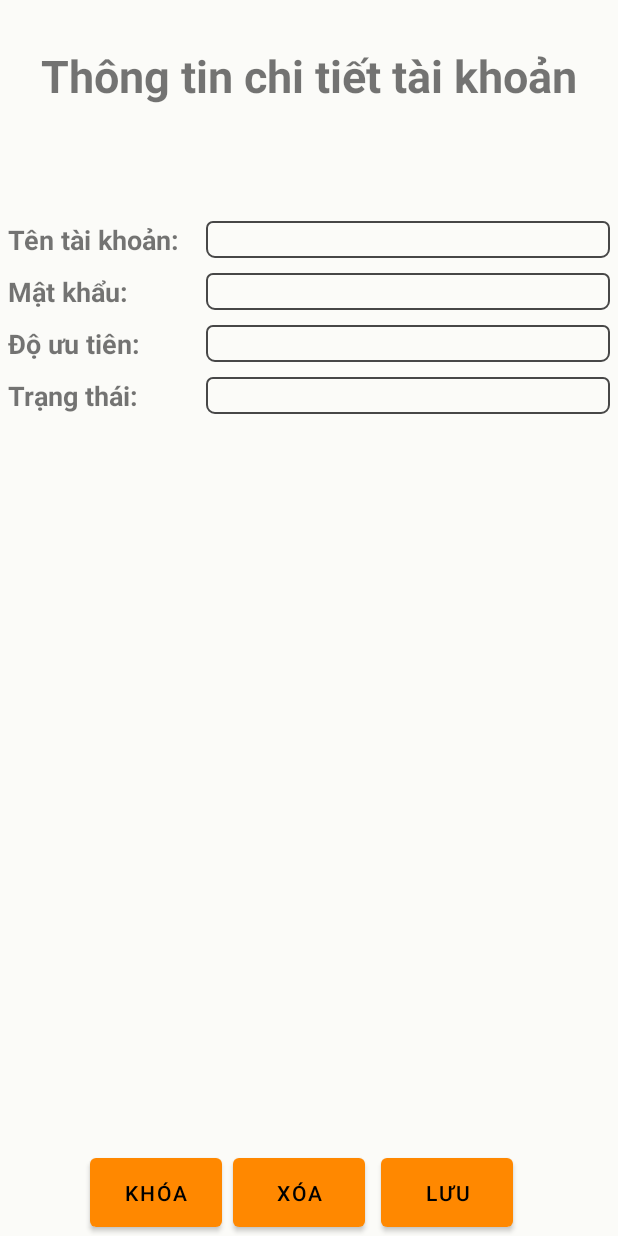
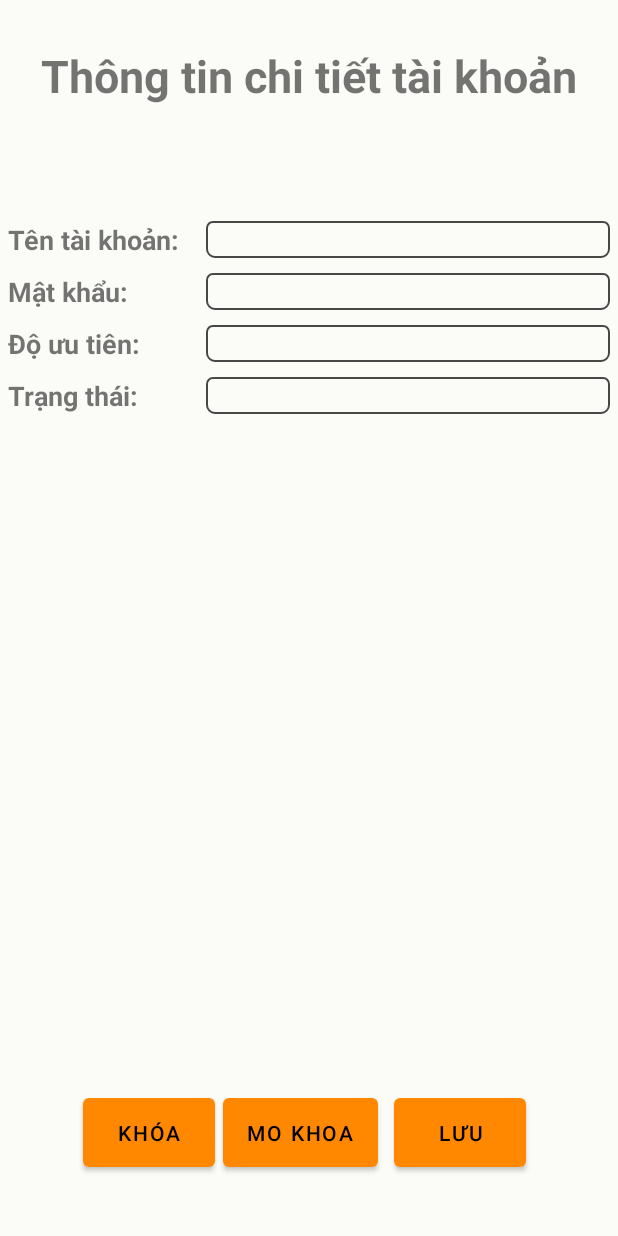
Before and after one commit to itnams/S-Job, an Android app: the ChiTietTaiKhoan screen opened directly, with no data from a screen before it, on a phone screen of 412 x 824 dp. Run offline under Robolectric (Android 15) with nearby library versions, the phone set to English and light mode, and no system bars; our stand-ins replace Firebase (no records; nobody signed in at launch, a user with empty details on screens opened directly).

Commit message:
update Them,Xoa,Sua

```diff
--- a/app/src/main/java/com/example/s_job/GiaoDienChapNhanYCDN.java
+++ b/app/src/main/java/com/example/s_job/GiaoDienChapNhanYCDN.java
@@ -101,8 +101,8 @@ public class GiaoDienChapNhanYCDN extends AppCompatActivity {
                                         if(dstaikhoanyc.get(Integer.parseInt(String.valueOf(position1))).equals((nameUser + " " + phone).toString()))
                                         {
                                             Account account1 = new Account(nameUser,email,passWord,phone,address,position,douutien,trangthai);
-                                            mData.child("User").child(nameUser).setValue(account1);
-                                            mData.child("Pending").child(nameUser).removeValue();
+                                            mData.child("User").child(email.toString().replace("@gmail.com","")).setValue(account1);
+                                            mData.child("Pending").child(email.toString().replace("@gmail.com","")).removeValue();
                                         };
                                     }
 
--- a/app/src/main/java/com/example/s_job/activity/SignUp.java
+++ b/app/src/main/java/com/example/s_job/activity/SignUp.java
@@ -63,6 +63,7 @@ DatabaseReference mData;
                         mData.child("User").child(email.getText().toString().replace("@gmail.com","")).setValue(account);
                     }
                     Toast.makeText(SignUp.this,"Sign Up Success",Toast.LENGTH_SHORT).show();
+                    finish();
                 }
                 else
                 {
--- a/app/src/main/res/layout/activity_chi_tiet_tai_khoan.xml
+++ b/app/src/main/res/layout/activity_chi_tiet_tai_khoan.xml
@@ -109,10 +109,10 @@
 
     </LinearLayout>
 
-    <LinearLayout
+    <RelativeLayout
         android:layout_width="match_parent"
         android:layout_height="match_parent"
-        android:orientation="horizontal"
+        android:gravity="center"
         android:layout_weight="5">
 
         <Button
@@ -120,30 +120,34 @@
             android:layout_width="wrap_content"
             android:layout_height="58sp"
             android:layout_gravity="bottom"
-            android:layout_marginRight="2sp"
+            android:padding="10dp"
             android:text="@string/khoa"
-            android:layout_marginLeft="60sp"
             android:textColor="@color/black"></Button>
 
         <Button
-            android:id="@+id/btnxoa"
+            android:id="@+id/btnmokhoa"
             android:layout_width="wrap_content"
             android:layout_height="58sp"
             android:layout_gravity="bottom"
             android:layout_marginRight="5sp"
             android:layout_marginLeft="5sp"
-            android:text="@string/btnxoa"
+            android:layout_toRightOf="@id/btnkhoa"
+            android:text="Mo khoa"
             android:textColor="@color/black"></Button>
 
+
+
         <Button
-            android:id="@+id/luu"
+            android:id="@+id/btnluu"
             android:layout_width="wrap_content"
             android:layout_height="58sp"
             android:layout_gravity="bottom"
             android:text="@string/luu"
             android:layout_marginLeft="5sp"
             android:layout_marginRight="5sp"
+            android:layout_toRightOf="@id/btnmokhoa"
             android:textColor="@color/black"></Button>
-    </LinearLayout>
+
+    </RelativeLayout>
 
 </LinearLayout>
--- a/app/src/main/res/layout/activity_login.xml
+++ b/app/src/main/res/layout/activity_login.xml
@@ -54,7 +54,7 @@
                 <EditText
                     android:id="@+id/edtuser"
                     android:paddingHorizontal="4dp"
-                    android:hint="Email"
+                    android:hint="User name"
                     android:layout_width="match_parent"
                     android:layout_height="wrap_content"
                     android:background="@drawable/textinput"
```
Also changed, not shown: app/src/main/java/com/example/s_job/ChiTietTaiKhoan.java (+102 -1 lines), app/src/main/java/com/example/s_job/GiaoDienQLTK.java (+30 -1 lines), app/src/main/java/com/example/s_job/activity/Login.java (+5 -4 lines).
